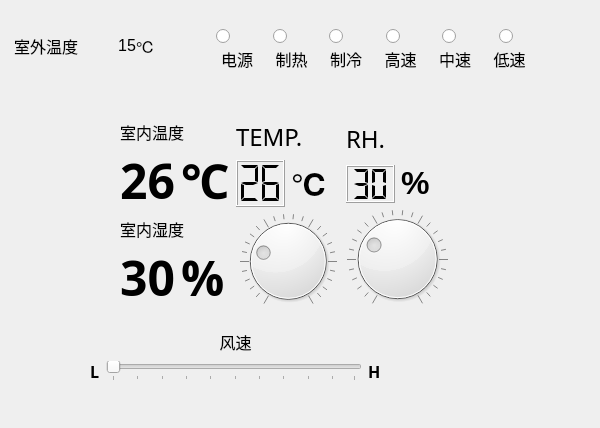
Old version of the form SmartHome/AirDialog/air_dialog.ui in the repository lotdoney/SmartHome.
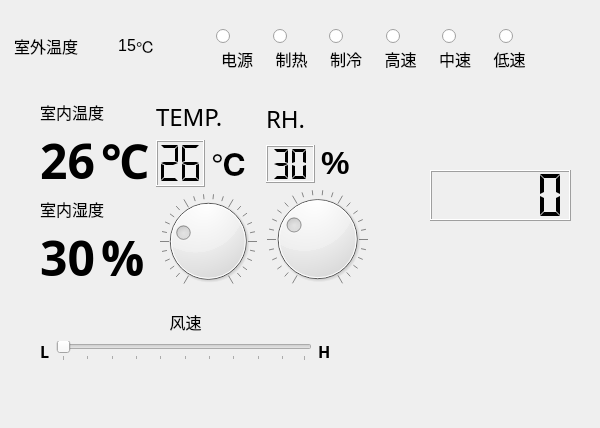
New version of the form. Icons and pictures are not drawn.

Patch:
```diff
--- a/SmartHome/AirDialog/air_dialog.ui
+++ b/SmartHome/AirDialog/air_dialog.ui
@@ -16,8 +16,8 @@
   <widget class="QWidget" name="layoutWidget">
    <property name="geometry">
     <rect>
-     <x>120</x>
-     <y>120</y>
+     <x>40</x>
+     <y>100</y>
      <width>329</width>
      <height>189</height>
     </rect>
@@ -742,8 +742,8 @@
   <widget class="QWidget" name="layoutWidget_3">
    <property name="geometry">
     <rect>
-     <x>90</x>
-     <y>330</y>
+     <x>40</x>
+     <y>310</y>
      <width>291</width>
      <height>53</height>
     </rect>
@@ -819,6 +819,19 @@
     </item>
    </layout>
   </widget>
+  <widget class="QLCDNumber" name="lcdNumber_3">
+   <property name="geometry">
+    <rect>
+     <x>430</x>
+     <y>170</y>
+     <width>141</width>
+     <height>51</height>
+    </rect>
+   </property>
+   <property name="segmentStyle">
+    <enum>QLCDNumber::Flat</enum>
+   </property>
+  </widget>
  </widget>
  <resources/>
  <connections>
```
